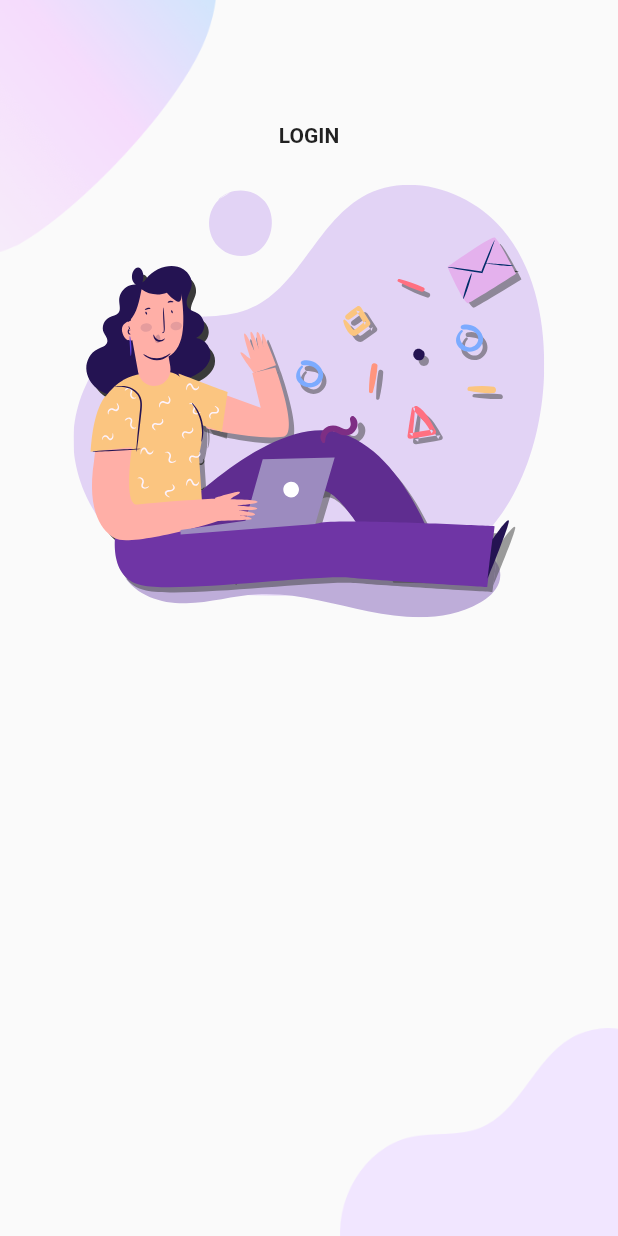
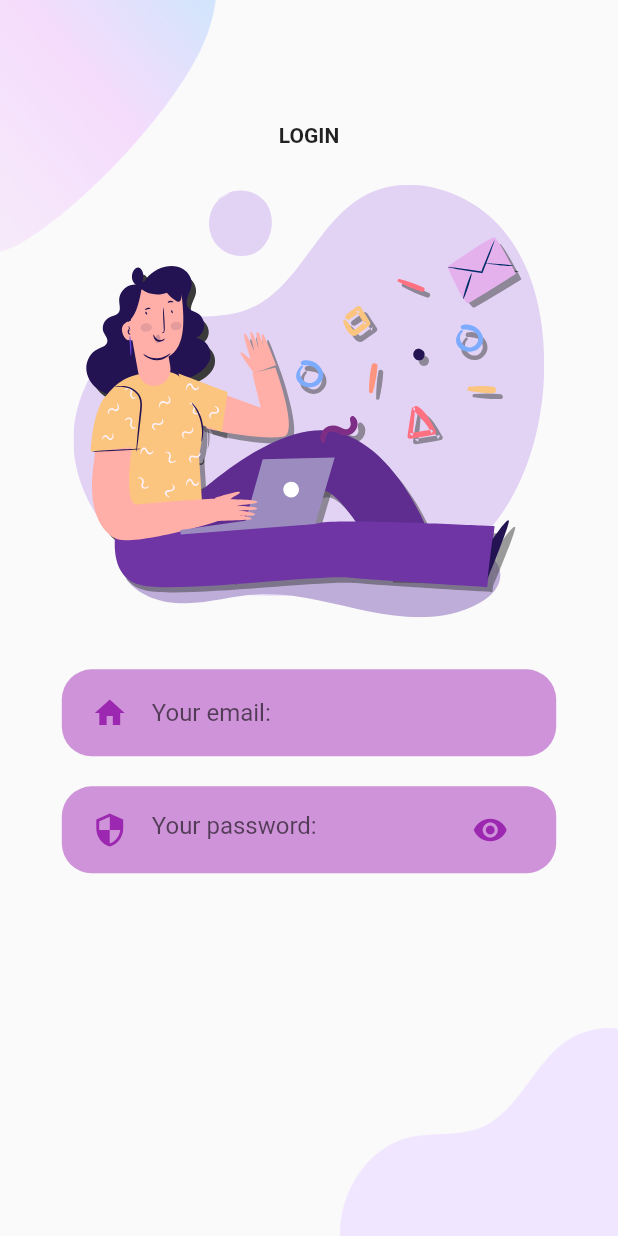
Before and after one commit to hieuphan94/flutter-layouts, a Flutter app: the screen it shows after launch, on a phone screen of 412 x 824 dp. Run offline on Flutter 3.47's test engine with Material 2 defaults, Android fonts, the light colour scheme and no system bars; our stand-ins replace flutter_svg.

Commit message:
Login 4 - Finish layout 4

```diff
--- a/layout_02_login/lib/login/login4.dart
+++ b/layout_02_login/lib/login/login4.dart
@@ -45,7 +45,43 @@ class Login4 extends StatelessWidget {
             height: size.height * 0.35,
           ),
           SizedBox(height: size.height * 0.03),
-
+          Container(
+            margin: EdgeInsets.symmetric(
+              vertical: 10
+            ),
+            padding: EdgeInsets.symmetric(horizontal: 20, vertical: 5),
+            width: size.width * 0.8,
+            decoration: BoxDecoration(
+              color: Colors.purple[200],
+              borderRadius: BorderRadius.circular(20)
+            ),
+            child: TextField(
+              decoration: InputDecoration(
+                icon: Icon(Icons.home, color: Colors.purple),
+                hintText: "Your email:",
+                border: InputBorder.none
+              ),
+            )
+          ),
+          Container(
+              margin: EdgeInsets.symmetric(
+                  vertical: 10
+              ),
+              padding: EdgeInsets.symmetric(horizontal: 20, vertical: 5),
+              width: size.width * 0.8,
+              decoration: BoxDecoration(
+                  color: Colors.purple[200],
+                  borderRadius: BorderRadius.circular(20)
+              ),
+              child: TextField(
+                decoration: InputDecoration(
+                    icon: Icon(Icons.security, color: Colors.purple),
+                    hintText: "Your password:",
+                    border: InputBorder.none,
+                  suffixIcon: Icon(Icons.visibility, color: Colors.purple,)
+                ),
+              )
+          ),
         ],
       ),
     );
```
Also changed, not shown: 1 other file.
